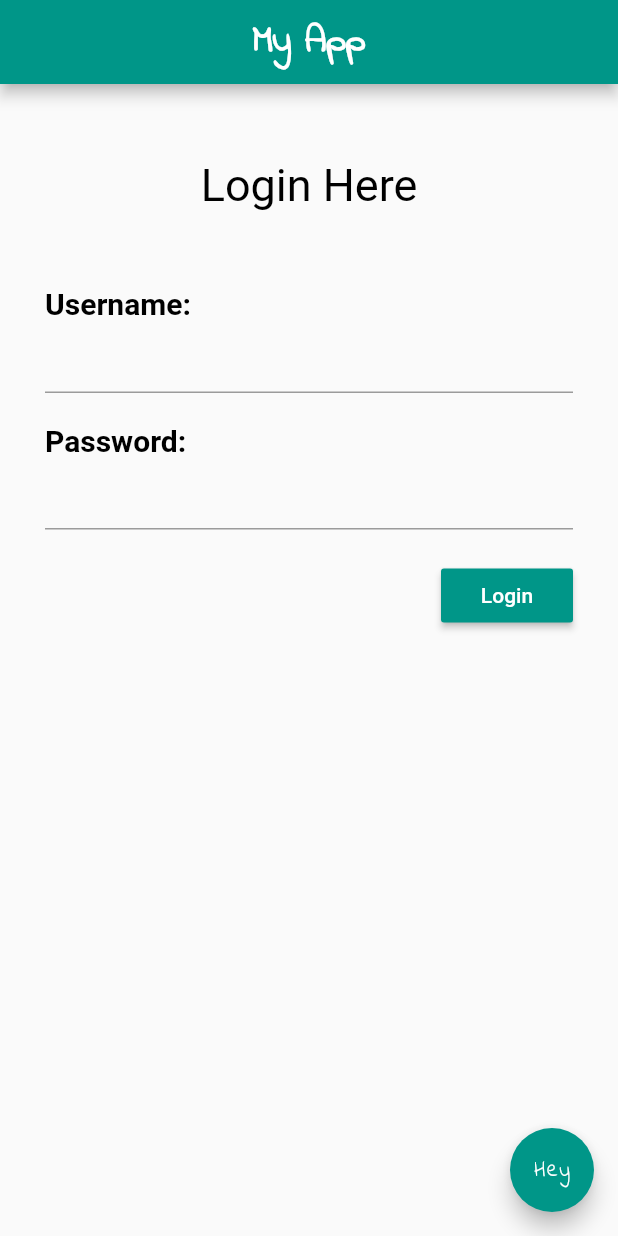
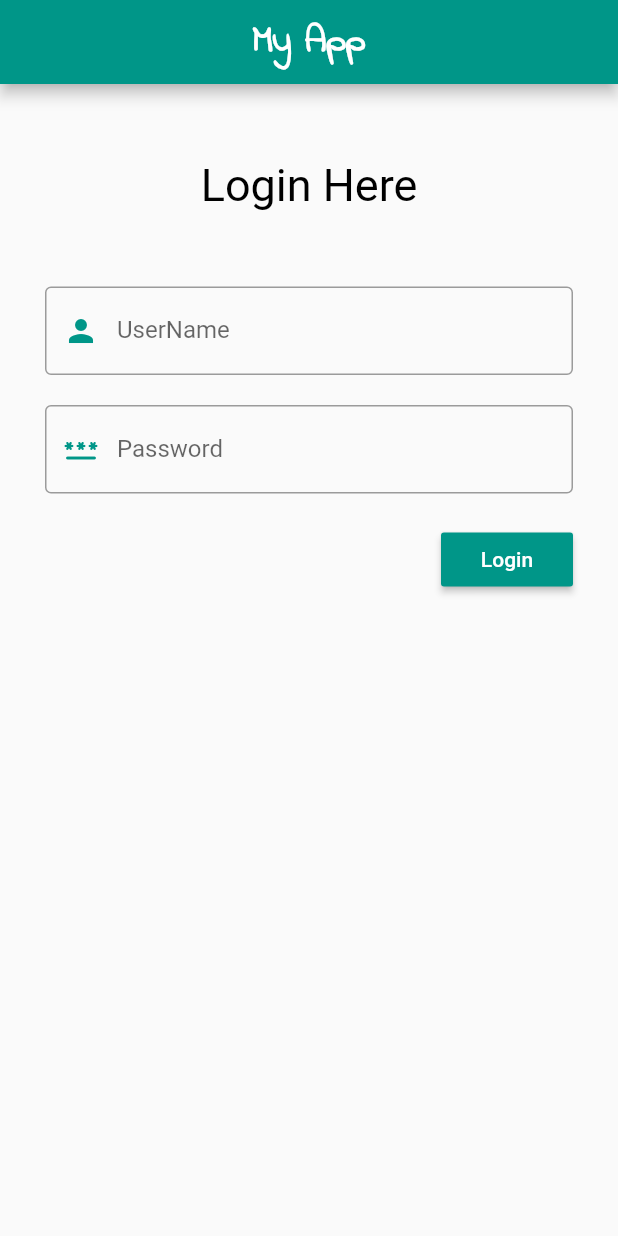
Before and after one commit to TiwariUjjawal/flutter_mtap, a Flutter app: the screen it shows after launch, on a phone screen of 412 x 824 dp. Run offline on Flutter 3.47's test engine with Material 2 defaults, Android fonts, the phone set to English and light mode, and no system bars.

Commit message:
Login Screen with OutlineBorder in textFields

```diff
--- a/lib/main.dart
+++ b/lib/main.dart
@@ -5,6 +5,42 @@ void main() => runApp(MaterialApp(
     ));
 
 class MyApp extends StatelessWidget {
+  Widget calcRow(child1, child2, child3, child4) {
+    return Row(
+      mainAxisAlignment: MainAxisAlignment.spaceAround,
+      children: [
+        RaisedButton(
+          onPressed: () {},
+          child: Text(
+            child1,
+            style: TextStyle(fontWeight: FontWeight.bold, fontSize: 20),
+          ),
+        ),
+        RaisedButton(
+          onPressed: () {},
+          child: Text(
+            child2,
+            style: TextStyle(fontWeight: FontWeight.bold, fontSize: 20),
+          ),
+        ),
+        RaisedButton(
+          onPressed: () {},
+          child: Text(
+            child3,
+            style: TextStyle(fontWeight: FontWeight.bold, fontSize: 20),
+          ),
+        ),
+        RaisedButton(
+          onPressed: () {},
+          child: Text(
+            child4,
+            style: TextStyle(fontWeight: FontWeight.bold, fontSize: 20),
+          ),
+        ),
+      ],
+    );
+  }
+
   @override
   Widget build(BuildContext context) {
     return Scaffold(
@@ -21,6 +57,39 @@ class MyApp extends StatelessWidget {
           ),
         ),
       ),
+      // body: Padding(
+      //   padding: const EdgeInsets.only(bottom: 40.0),
+      //   child: Column(
+      //     mainAxisAlignment: MainAxisAlignment.end,
+      //     children: [
+      //       Row(
+      //         mainAxisAlignment: MainAxisAlignment.spaceAround,
+      //         children: [
+      //           RaisedButton(
+      //             onPressed: () {},
+      //             child: Text('AC',style: TextStyle(fontWeight: FontWeight.bold, fontSize: 20),),
+      //           ),
+      //           RaisedButton(
+      //             onPressed: () {},
+      //             child: Text('%',style: TextStyle(fontWeight: FontWeight.bold, fontSize: 20),),
+      //           ),
+      //           RaisedButton(
+      //             onPressed: () {},
+      //             child: Icon(Icons.highlight_remove_sharp),
+      //           ),
+      //           RaisedButton(
+      //             onPressed: () {},
+      //             child: Text('/',style: TextStyle(fontWeight: FontWeight.bold, fontSize: 20),),
+      //           ),
+      //         ],
+      //       ),
+      //       calcRow(7.toString(), 8.toString(), 9.toString(), 'x'),
+      //       calcRow(4.toString(), 5.toString(), 6.toString(), '-'),
+      //       calcRow(1.toString(), 2.toString(), 3.toString(), '+'),
+      //       calcRow(',', 0.toString(), '.'.toString(), '='),
+      //     ],
+      //   ),
+      // ),
       body: Container(
         padding: EdgeInsets.symmetric(horizontal: 30, vertical: 50),
         child: Column(
@@ -39,27 +108,31 @@ class MyApp extends StatelessWidget {
             SizedBox(
               height: 50,
             ),
-            Text(
-              'Username:',
-              style: TextStyle(
-                  fontSize: 20.0,
-                  fontWeight: FontWeight.bold,
-                  color: Colors.black),
-            ),
             TextField(
+              decoration: InputDecoration(
+                  prefixIcon:  Icon(
+                    Icons.person,
+                    color: Colors.teal,
+                  ),
+                  labelText: 'UserName',
+                  border: OutlineInputBorder(
+                      borderSide: BorderSide(color: Colors.teal))),
               keyboardType: TextInputType.text,
             ),
             SizedBox(
               height: 20,
             ),
-            Text(
-              'Password:',
-              style: TextStyle(
-                  fontSize: 20.0,
-                  fontWeight: FontWeight.bold,
-                  color: Colors.black),
+            TextField(
+
+              decoration: InputDecoration(
+                  prefixIcon:  Icon(
+                    Icons.password_rounded,
+                    color: Colors.teal,
+                  ),
+                  labelText: 'Password',
+                  border: OutlineInputBorder(
+                      borderSide: BorderSide(color: Colors.teal))),
             ),
-            TextField(),
             SizedBox(
               height: 20,
             ),
@@ -76,19 +149,6 @@ class MyApp extends StatelessWidget {
           ],
         ),
       ),
-      floatingActionButton: FloatingActionButton(
-        backgroundColor: Colors.teal,
-        child: Text(
-          'Hey',
-          style: TextStyle(
-            fontFamily: 'IndieFlower',
-            // fontSize: 25,
-            // fontWeight: FontWeight.bold,
-            // color: Colors.white,
-          ),
-        ),
-        onPressed: () {},
-      ),
     );
   }
 }
```
